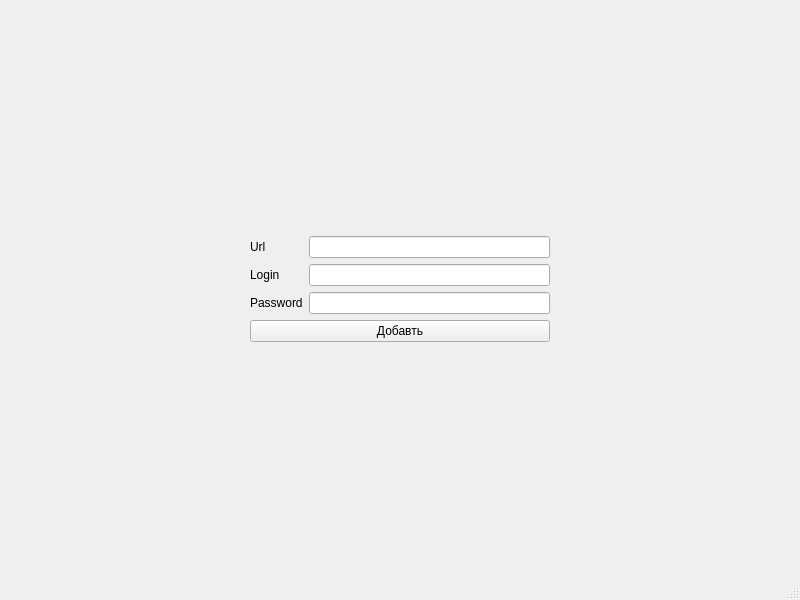
Before: the Qt Designer form lab1/addpasslog.ui in grigigo/qtproj, drawn with Qt 5.
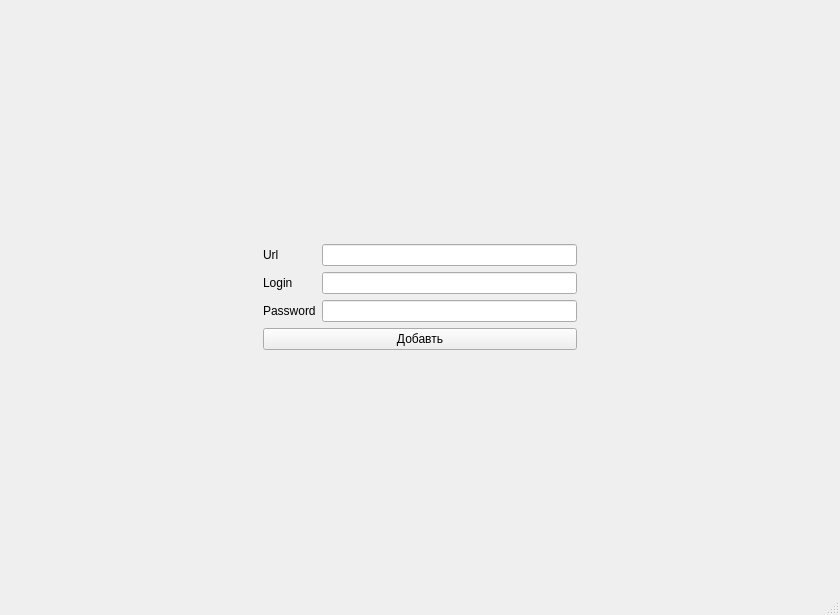
After: the same form once the commit is applied.

What changed in the file:
```diff
--- a/lab1/addpasslog.ui
+++ b/lab1/addpasslog.ui
@@ -6,8 +6,8 @@
    <rect>
     <x>0</x>
     <y>0</y>
-    <width>800</width>
-    <height>600</height>
+    <width>840</width>
+    <height>615</height>
    </rect>
   </property>
   <property name="windowTitle">
```
Left out of the diff: 2 changed lines with no effect on the pictures.
